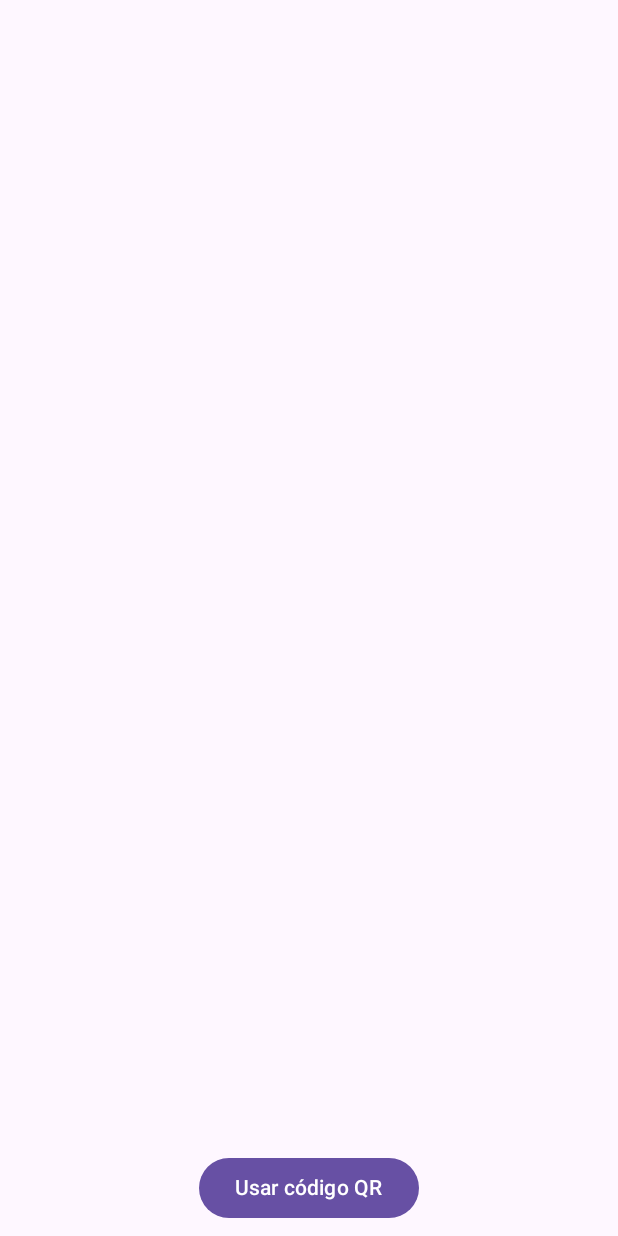
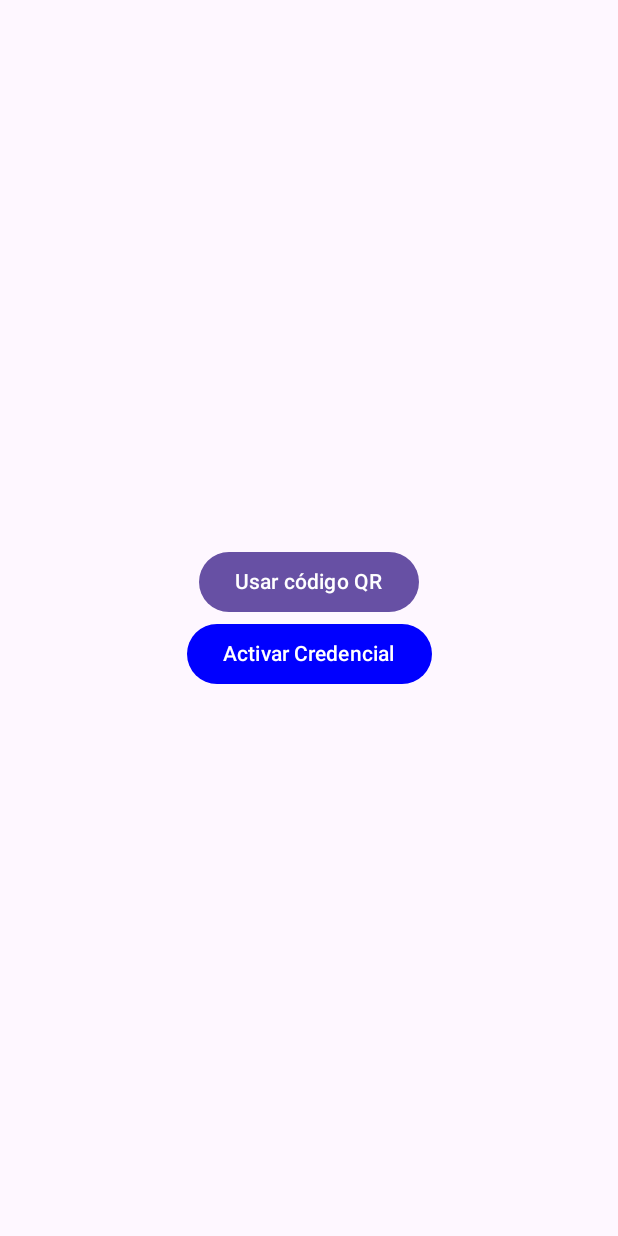
Before and after one commit to sergio-27/nowapp, an Android app built with Jetpack Compose: the screen it shows after launch (MainActivity), on a phone screen of 412 x 824 dp. Run offline under Robolectric (Android 15) with nearby library versions, the phone set to English and light mode, and no system bars; libraries missing offline, so code that uses them is left out: at.asitplus.wallet, qrgenerator.qrkitpainter.rememberQrKitPainter; 3 statements that could not run were skipped.

```diff
--- a/composeApp/src/androidMain/kotlin/org/example/project/components/dialogs/CustomDialog.android.kt
+++ b/composeApp/src/androidMain/kotlin/org/example/project/components/dialogs/CustomDialog.android.kt
@@ -1,7 +1,6 @@
 package org.example.project.components.dialogs
 
 import androidx.compose.runtime.Composable
-import org.example.project.components.dialogs.compose.ComposeDialog
 
 @Composable
 actual fun CustomDialog(isDialogOpen: Boolean, onDismissRequest: () -> Unit, content: @Composable () -> Unit) {
--- a/composeApp/src/commonMain/kotlin/org/example/project/components/buttons/PrimaryButton.kt
+++ b/composeApp/src/commonMain/kotlin/org/example/project/components/buttons/PrimaryButton.kt
@@ -1,6 +1,8 @@
 package org.example.project.components.buttons
 
 import androidx.compose.material3.Button
+import androidx.compose.material3.ButtonColors
+import androidx.compose.material3.ButtonDefaults
 import androidx.compose.material3.Text
 import androidx.compose.runtime.Composable
 import androidx.compose.ui.Modifier
@@ -10,11 +12,12 @@ fun PrimaryButton(
     modifier: Modifier = Modifier,
     buttonTextModifier: Modifier = Modifier,
     enabled: Boolean = true,
+    colors: ButtonColors = ButtonDefaults.buttonColors(),
     buttonText: String,
     onClick: () -> Unit
 ) {
 
-    Button(modifier = modifier, onClick = onClick, enabled = enabled) {
+    Button(modifier = modifier, onClick = onClick, enabled = enabled, colors = colors) {
         Text(text = buttonText, modifier = buttonTextModifier)
     }
 }
--- a/composeApp/src/commonMain/kotlin/org/example/project/components/dialogs/compose/ComposeDialog.kt
+++ b/composeApp/src/commonMain/kotlin/org/example/project/components/dialogs/ComposeDialog.kt
@@ -1,4 +1,4 @@
-package org.example.project.components.dialogs.compose
+package org.example.project.components.dialogs
 
 import androidx.compose.foundation.layout.fillMaxWidth
 import androidx.compose.foundation.layout.height
--- a/composeApp/src/commonMain/kotlin/org/example/project/login/LoginScreen.kt
+++ b/composeApp/src/commonMain/kotlin/org/example/project/login/LoginScreen.kt
@@ -1,19 +1,12 @@
 package org.example.project.login
 
-import androidx.compose.animation.Crossfade
-import androidx.compose.foundation.background
 import androidx.compose.foundation.layout.Arrangement
 import androidx.compose.foundation.layout.Column
 import androidx.compose.foundation.layout.Row
-import androidx.compose.foundation.layout.fillMaxSize
+import androidx.compose.foundation.layout.fillMaxHeight
 import androidx.compose.foundation.layout.fillMaxWidth
-import androidx.compose.foundation.layout.padding
-import androidx.compose.foundation.layout.safeContentPadding
-import androidx.compose.foundation.layout.size
-import androidx.compose.material3.CircularProgressIndicator
-import androidx.compose.material3.MaterialTheme
+import androidx.compose.material3.ButtonDefaults
 import androidx.compose.material3.Scaffold
-import androidx.compose.material3.Text
 import androidx.compose.runtime.Composable
 import androidx.compose.runtime.LaunchedEffect
 import androidx.compose.runtime.collectAsState
@@ -21,24 +14,14 @@ import androidx.compose.runtime.getValue
 import androidx.compose.runtime.mutableStateOf
 import androidx.compose.runtime.remember
 import androidx.compose.runtime.setValue
-import androidx.compose.ui.Alignment
 import androidx.compose.ui.Modifier
-import androidx.compose.ui.unit.dp
-import androidx.lifecycle.compose.collectAsStateWithLifecycle
+import androidx.compose.ui.graphics.Color
 import androidx.lifecycle.viewmodel.compose.viewModel
-import androidx.navigation.NavController
-import kotlinx.coroutines.CoroutineScope
-import kotlinx.coroutines.Dispatchers
-import kotlinx.coroutines.IO
-import kotlinx.coroutines.launch
-import org.example.project.client.ApiClient
 import org.example.project.client.Config
 import org.example.project.client.Credential
 import org.example.project.components.buttons.PrimaryButton
-import org.example.project.components.dialogs.CustomDialog
-import org.example.project.routes.HomeScreenRoute
+import org.example.project.components.dialogs.ShowQrDialogView
 import org.jetbrains.compose.ui.tooling.preview.Preview
-import qrgenerator.QRCodeImage
 import qrgenerator.qrkitpainter.rememberQrKitPainter
 
 
@@ -66,9 +49,9 @@ fun LoginScreen(
         }
     }
 
-    Scaffold(
-        bottomBar = {
-            Row(Modifier.fillMaxWidth().padding(8.dp), horizontalArrangement = Arrangement.Center) {
+    Scaffold {
+        Column(Modifier.fillMaxHeight(), verticalArrangement = Arrangement.Center) {
+            Row(Modifier.fillMaxWidth(), horizontalArrangement = Arrangement.Center) {
                 PrimaryButton(
                     enabled = !isLoading,
                     buttonText = "Usar código QR",
@@ -92,42 +75,30 @@ fun LoginScreen(
                     )
                 }
             }
+
+            Row(Modifier.fillMaxWidth(), horizontalArrangement = Arrangement.Center) {
+                PrimaryButton(
+                    enabled = !isLoading,
+                    colors = ButtonDefaults.buttonColors(containerColor = Color.Blue),
+                    buttonText = "Activar Credencial",
+                ) {
+
+                }
+            }
+
         }
-    ) {
-
     }
 
     if (isDialogOpen) {
-        CustomDialog(isDialogOpen = isDialogOpen, onDismissRequest = {
-            transactionViewModel.cancel()
-            isDialogOpen = false
-        }) {
-            Column(
-                modifier = Modifier
-                    .background(MaterialTheme.colorScheme.primaryContainer)
-                    .safeContentPadding()
-                    .fillMaxSize(),
-                horizontalAlignment = Alignment.CenterHorizontally,
-                verticalArrangement = Arrangement.Center
-            ) {
-                when (!qrUrl.isNullOrBlank()) {
-                    true -> Crossfade(targetState = responseText) { qrCodeUrl ->
-                        QRCodeImage(
-                            url = qrUrl ?: "",
-                            modifier = Modifier.size(250.dp),
-                            contentDescription = "QR Code",
-                            onSuccess = {
-                                println("QR Code generated successfully $it")
-                            }
-                        )
-                    }
-
-                    false -> Row(horizontalArrangement = Arrangement.Center) { CircularProgressIndicator() }
-                }
-
-
+        ShowQrDialogView(
+            isDialogOpen = isDialogOpen,
+            qrUrl = qrUrl,
+            responseText = responseText,
+            onDismissRequest = {
+                transactionViewModel.cancel()
+                isDialogOpen = false
             }
-        }
+        )
     }
 
 }
--- a/composeApp/src/commonMain/kotlin/org/example/project/login/TransactionViewModel.kt
+++ b/composeApp/src/commonMain/kotlin/org/example/project/login/TransactionViewModel.kt
@@ -34,11 +34,9 @@ class TransactionViewModel(
                 ApiClient.createTransaction(body)?.let {
                     _qrBase64.value = it.qrCodePng
                     _qrUrl.value = it.qrCodeUrl
-                    ApiClient.pollForResult(it.id).collect { success ->
-                        if (success) {
+                    ApiClient.pollForResult(it.id).collect { authenticatedUser ->
                             _isSuccess.value = true
                             _isLoading.value = false
-                        }
                     }
                 }
             } catch (e: Throwable) {
```
Also changed, not shown: composeApp/src/commonMain/kotlin/org/example/project/client/ApiClient.kt (+5 -3 lines), composeApp/src/commonMain/kotlin/org/example/project/client/Models.kt (added, +24 -0 lines), composeApp/src/commonMain/kotlin/org/example/project/components/dialogs/ShowQrDialogView.kt (added, +52 -0 lines), 1 other file.
